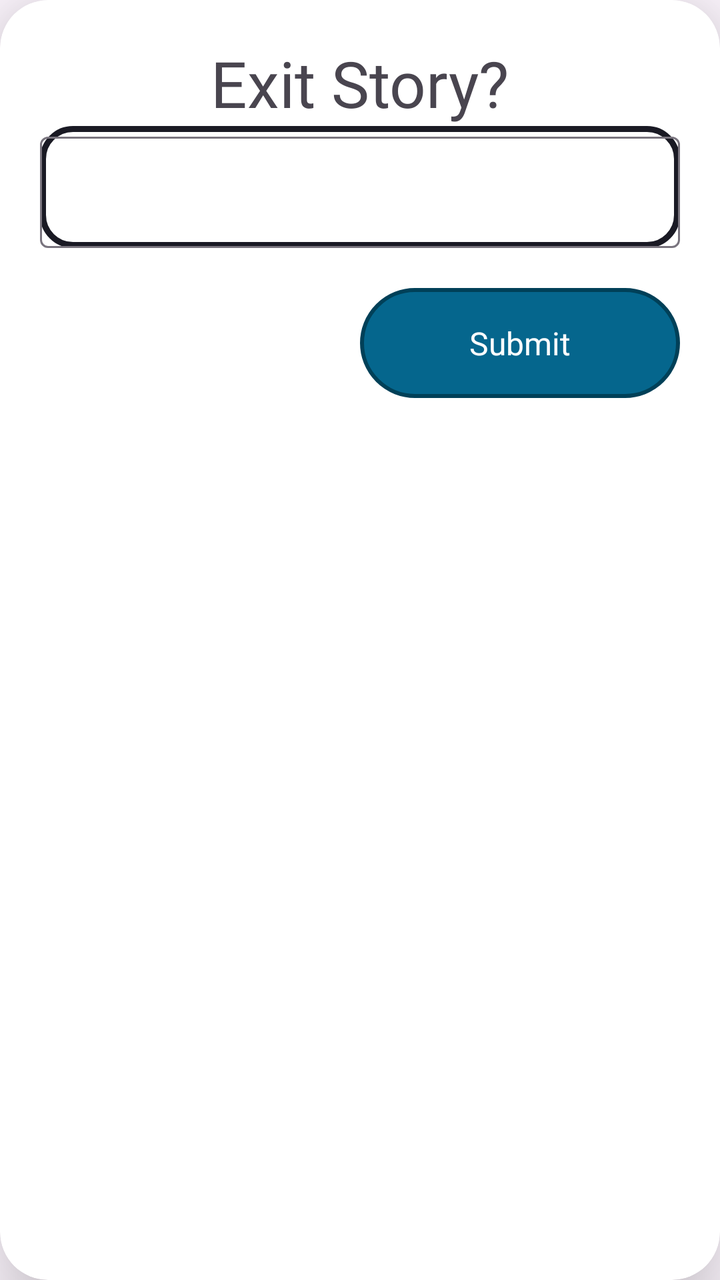
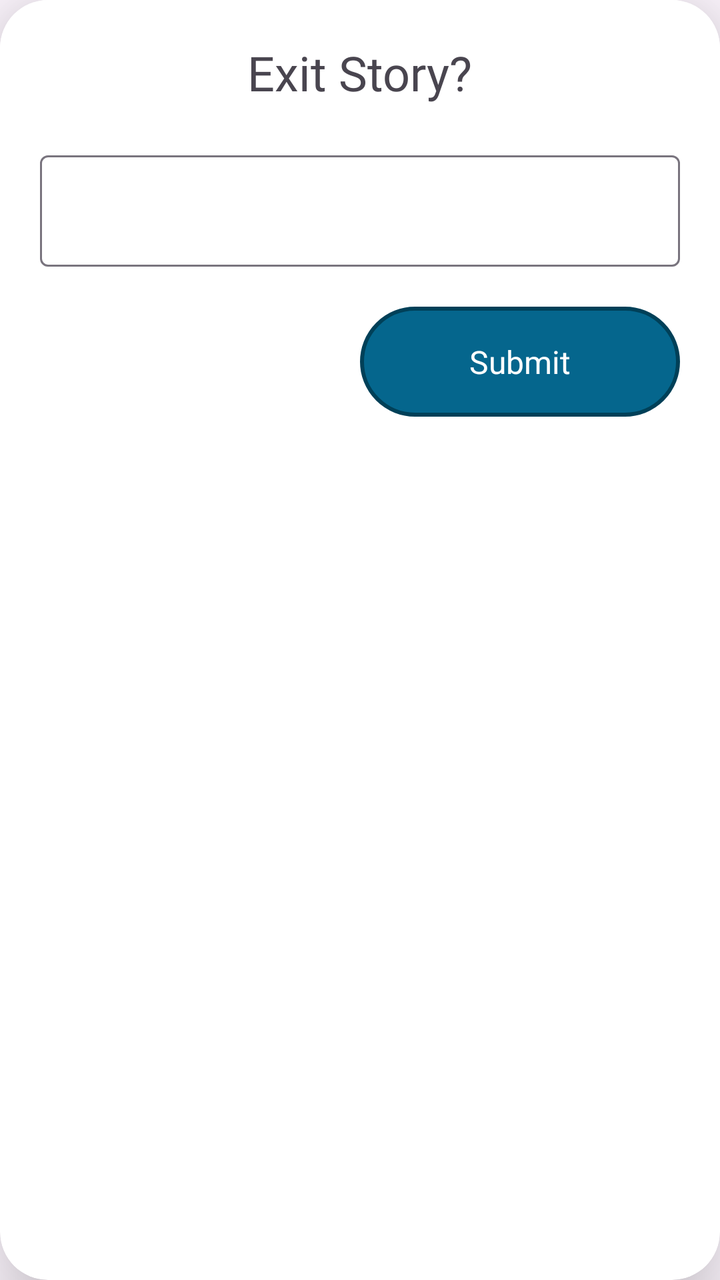

Compare the two renders of this Android layout. The source of the first and the diff that turns it into the second are given below.
<!-- AndroidManifest.xml: application theme Theme.Hostelvault -->
<!-- res/layout/reason_dialog.xml -->
<?xml version="1.0" encoding="utf-8"?>
<androidx.cardview.widget.CardView xmlns:android="http://schemas.android.com/apk/res/android"
    xmlns:app="http://schemas.android.com/apk/res-auto"
    android:layout_width="300dp"
    android:layout_height="wrap_content"
    android:background="@color/white"
    app:cardCornerRadius="24dp"
    app:cardElevation="24dp">

    <LinearLayout
        android:layout_width="match_parent"
        android:layout_height="wrap_content"
        android:gravity="center"
        android:orientation="vertical"
        android:padding="20dp">

        <TextView
            android:layout_width="wrap_content"
            android:layout_height="wrap_content"
            android:fontFamily="@font/poppins_semibold"
            android:text="Exit Story?"
            android:textSize="32sp">

        </TextView>

        <com.google.android.material.textfield.TextInputLayout
            android:layout_width="match_parent"
            android:layout_height="wrap_content"
            android:background="@drawable/boarder"
            app:endIconMode="clear_text">

            <com.google.android.material.textfield.TextInputEditText
                android:id="@+id/reason"
                android:layout_width="match_parent"
                android:layout_height="wrap_content"
                android:textColor="@color/black"
                android:layout_marginTop="20dp">

            </com.google.android.material.textfield.TextInputEditText>

        </com.google.android.material.textfield.TextInputLayout>

        <LinearLayout
            android:layout_width="match_parent"
            android:orientation="horizontal"
            android:gravity="right"
            android:layout_height="wrap_content">

            <View
                android:layout_width="0dp"
                android:layout_height="75dp"
                android:layout_weight="1" />

            <com.google.android.material.button.MaterialButton
                android:id="@+id/reasonSubmit"
                style="@style/Theme.Hostelvault"
                android:layout_width="0dp"
                android:layout_weight="1"
                android:layout_height="match_parent"
                android:layout_marginTop="20dp"
                android:textSize="16sp"
                android:background="@drawable/btn_bg"
                android:text="Submit">

            </com.google.android.material.button.MaterialButton>



        </LinearLayout>



    </LinearLayout>

</androidx.cardview.widget.CardView>
<!-- resources referenced by this layout -->
<resources>
  <color name="black">#FF000000</color>
  <color name="white">#FFFFFFFF</color>
  <!-- drawable boarder (drawable) -->
  <?xml version="1.0" encoding="utf-8"?>
  <layer-list xmlns:android="http://schemas.android.com/apk/res/android">
  
      
      <item>
          <shape android:shape="rectangle">
              <solid android:color="@color/card_color_25" /> 
          </shape>
      </item>
  
      
      <item>
          <shape android:shape="rectangle">
              <solid android:color="@android:color/transparent" />
              <stroke
                  android:width="3dp"
                  android:color="@color/bg_color" /> 
              <corners android:radius="15dp" /> 
          </shape>
      </item>
  </layer-list>
  
  
  
  
  
  
  
  
  
  
  
  
  
  
  
  
  
  
  
  
  
  
  
  
  
  
  
  
  <!-- drawable btn_bg (drawable) -->
  <?xml version="1.0" encoding="utf-8"?>
  <shape xmlns:android="http://schemas.android.com/apk/res/android" android:shape="rectangle">
      <stroke
          android:color="#004058"
          android:width="2dp">
      </stroke>
      <corners
          android:radius="500dp">
      </corners>
      <solid
          android:color="@color/dark_teal">
      </solid>
  </shape>
  <style name="Theme.Hostelvault" parent="Theme.Material3.DayNight.NoActionBar">
  
          <item name="android:statusBarColor">@color/bg_color</item>
          <item name="colorPrimary">@color/black</item>
          <item name="colorPrimaryVariant">@color/transparent</item>
          <item name="backgroundTint">@null</item>
          <item name="strokeColor">@null</item>
  
      </style>
  <color name="card_color_25">#FFFFFF</color>
  <color name="bg_color">#1A1A24</color>
  <color name="dark_teal">#05668D</color>
  <color name="transparent">#004F4FA5</color>
</resources>

<!-- the commit's change to res/layout/reason_dialog.xml (unified diff, before → after) -->
@@ -3,7 +3,7 @@
     xmlns:app="http://schemas.android.com/apk/res-auto"
     android:layout_width="300dp"
     android:layout_height="wrap_content"
-    android:background="@color/white"
+    android:background="@drawable/edittextbg"
     app:cardCornerRadius="24dp"
     app:cardElevation="24dp">
 
@@ -11,6 +11,7 @@
         android:layout_width="match_parent"
         android:layout_height="wrap_content"
         android:gravity="center"
+        android:background="@color/white"
         android:orientation="vertical"
         android:padding="20dp">
 
@@ -19,19 +20,19 @@
             android:layout_height="wrap_content"
             android:fontFamily="@font/poppins_semibold"
             android:text="Exit Story?"
-            android:textSize="32sp">
+            android:textSize="24sp">
 
         </TextView>
 
         <com.google.android.material.textfield.TextInputLayout
             android:layout_width="match_parent"
             android:layout_height="wrap_content"
-            android:background="@drawable/boarder"
+            android:layout_marginTop="20dp"
             app:endIconMode="clear_text">
 
             <com.google.android.material.textfield.TextInputEditText
+                android:layout_width="match_parent"
                 android:id="@+id/reason"
-                android:layout_width="match_parent"
                 android:layout_height="wrap_content"
                 android:textColor="@color/black"
                 android:layout_marginTop="20dp">
@@ -52,12 +53,13 @@
                 android:layout_weight="1" />
 
             <com.google.android.material.button.MaterialButton
-                android:id="@+id/reasonSubmit"
                 style="@style/Theme.Hostelvault"
                 android:layout_width="0dp"
+                android:id="@+id/reasonSubmit"
                 android:layout_weight="1"
                 android:layout_height="match_parent"
                 android:layout_marginTop="20dp"
+                android:textColor="@color/white"
                 android:textSize="16sp"
                 android:background="@drawable/btn_bg"
                 android:text="Submit">
<!-- resource entries referenced after the edit -->
@@ -2,56 +2,6 @@
 <resources>
   <color name="black">#FF000000</color>
   <color name="white">#FFFFFFFF</color>
-  <!-- drawable boarder (drawable) -->
-  <?xml version="1.0" encoding="utf-8"?>
-  <layer-list xmlns:android="http://schemas.android.com/apk/res/android">
-  
-      
-      <item>
-          <shape android:shape="rectangle">
-              <solid android:color="@color/card_color_25" /> 
-          </shape>
-      </item>
-  
-      
-      <item>
-          <shape android:shape="rectangle">
-              <solid android:color="@android:color/transparent" />
-              <stroke
-                  android:width="3dp"
-                  android:color="@color/bg_color" /> 
-              <corners android:radius="15dp" /> 
-          </shape>
-      </item>
-  </layer-list>
-  
-  
-  
-  
-  
-  
-  
-  
-  
-  
-  
-  
-  
-  
-  
-  
-  
-  
-  
-  
-  
-  
-  
-  
-  
-  
-  
-  
   <!-- drawable btn_bg (drawable) -->
   <?xml version="1.0" encoding="utf-8"?>
   <shape xmlns:android="http://schemas.android.com/apk/res/android" android:shape="rectangle">
@@ -66,6 +16,23 @@
           android:color="@color/dark_teal">
       </solid>
   </shape>
+  <!-- drawable edittextbg (drawable) -->
+  <?xml version="1.0" encoding="utf-8"?>
+  <layer-list xmlns:android="http://schemas.android.com/apk/res/android"
+      android:shape="rectangle">
+      <item>
+          <shape android:thicknessRatio="1">
+              <solid
+                  android:color="@color/white">
+              </solid>
+          </shape>
+          <shape android:thicknessRatio="1">
+              <solid
+                  android:color="@color/black">
+              </solid>
+          </shape>
+      </item>
+  </layer-list>
   <style name="Theme.Hostelvault" parent="Theme.Material3.DayNight.NoActionBar">
   
           <item name="android:statusBarColor">@color/bg_color</item>
@@ -75,7 +42,6 @@
           <item name="strokeColor">@null</item>
   
       </style>
-  <color name="card_color_25">#FFFFFF</color>
   <color name="bg_color">#1A1A24</color>
   <color name="dark_teal">#05668D</color>
   <color name="transparent">#004F4FA5</color>
